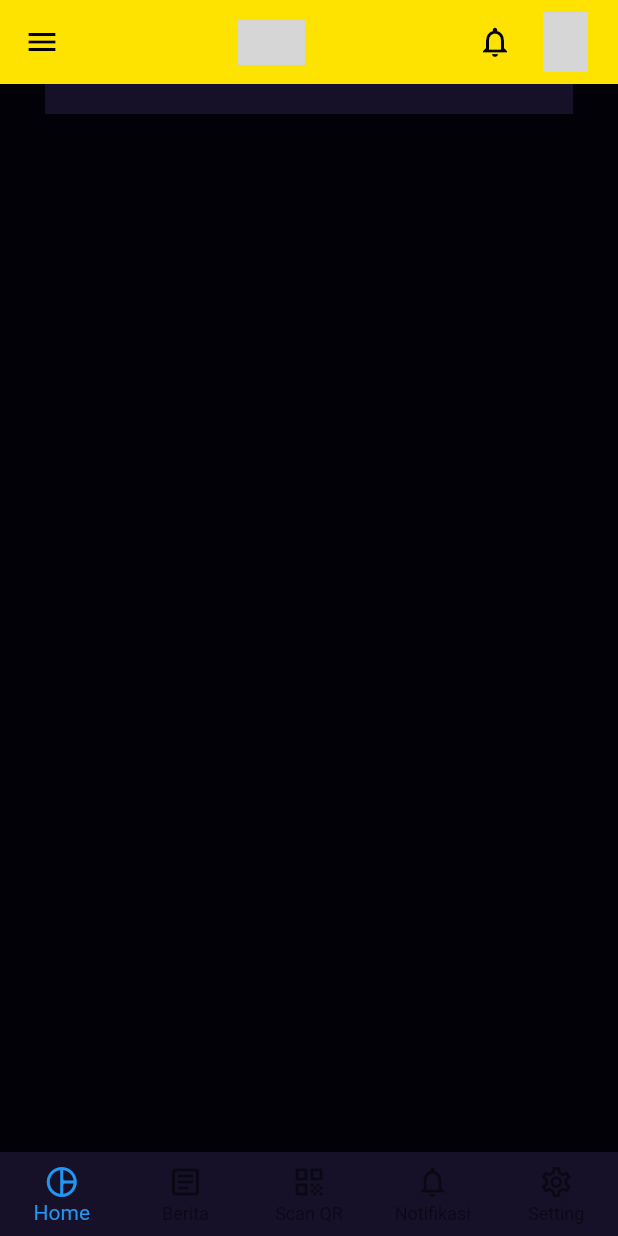
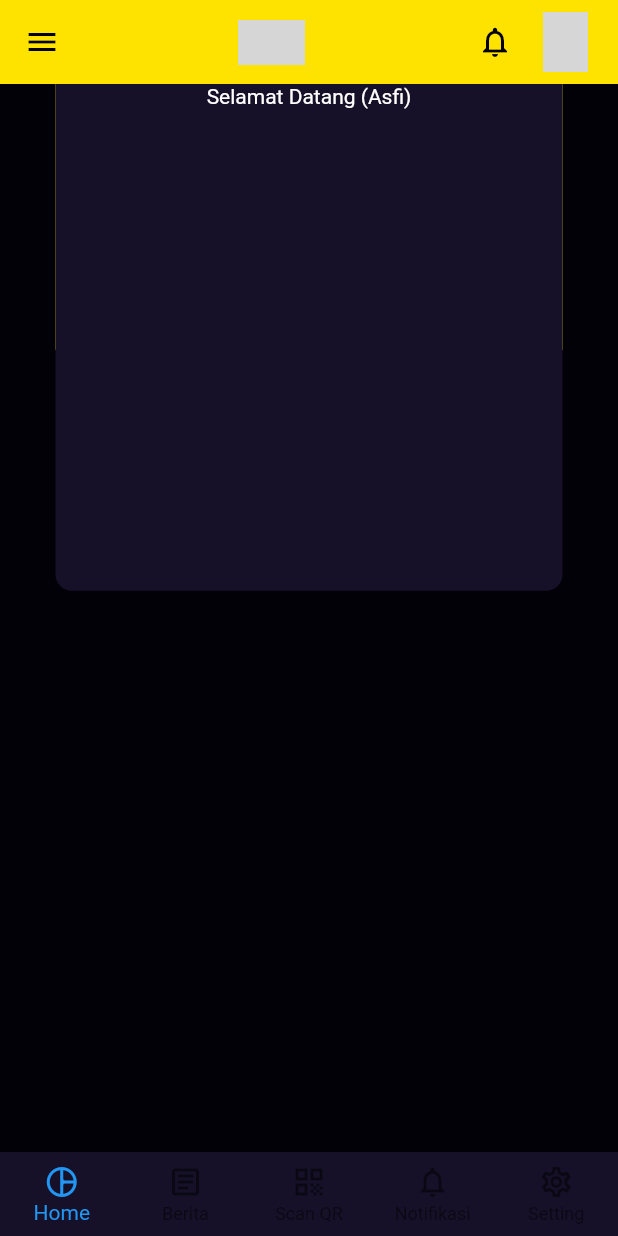
Before and after one commit to the-batu-ride/frond_end_rental, a Flutter app: the screen it shows after launch, on a phone screen of 412 x 824 dp. Run offline on Flutter 3.47's test engine with Material 2 defaults, Android fonts, the phone set to English and light mode, and no system bars; grey boxes are pictures that could not be loaded.

Commit message:
add-bottom-navigator

```diff
--- a/lib/screens/HomePage.dart
+++ b/lib/screens/HomePage.dart
@@ -1,6 +1,7 @@
 import 'package:flutter/material.dart';
 
 import '../constant/colors.dart';
+import '../widget/BottomMenu.dart';
 
 class HomePage extends StatefulWidget {
   const HomePage({super.key});
@@ -55,51 +56,48 @@ class _HomePageState extends State<HomePage> {
         ],
       ),
       body: Padding(
-        padding: const EdgeInsets.only(left: 30, right: 30),
+        padding: const EdgeInsets.only(left: 37, right: 37),
         child: Column(
           children: [
-            Container(
-              child: Column(
-                children: [
-                  Container(
-                    width: 1000,
-                    height: 20,
-                    decoration: BoxDecoration(
-                      color: darkpurpleColor,
+            Stack(
+              children: [
+                Positioned(
+                  child: Container(
+                    width: size.width * 1,
+                    height: size.height * 0.215,
+                    decoration: const BoxDecoration(
+                      color: primaryColor,
                     ),
-                  )
-                ],
-              ),
+                  ),
+                ),
+                Positioned(
+                  child: Center(
+                    child: Container(
+                      width: size.width * 0.83,
+                      height: size.height * 0.41,
+                      decoration: const BoxDecoration(
+                          color: darkpurpleColor,
+                          borderRadius: BorderRadius.only(
+                              bottomLeft: Radius.circular(11),
+                              bottomRight: Radius.circular(11))),
+                      child: const Column(
+                        children: [
+                          Text(
+                            "Selamat Datang (Asfi)",
+                            style: TextStyle(color: Colors.white),
+                            textAlign: TextAlign.left,
+                          )
+                        ],
+                      ),
+                    ),
+                  ),
+                ),
+              ],
             )
           ],
         ),
       ),
-      bottomNavigationBar: BottomNavigationBar(
-        backgroundColor: darkpurpleColor,
-        type: BottomNavigationBarType.fixed,
-        items: const <BottomNavigationBarItem>[
-          BottomNavigationBarItem(
-            icon: Icon(Icons.pie_chart_outline_rounded),
-            label: 'Home',
-          ),
-          BottomNavigationBarItem(
-            icon: Icon(Icons.article_outlined),
-            label: 'Berita',
-          ),
-          BottomNavigationBarItem(
-            icon: Icon(Icons.qr_code),
-            label: 'Scan QR',
-          ),
-          BottomNavigationBarItem(
-            icon: Icon(Icons.notifications_outlined),
-            label: 'Notifikasi',
-          ),
-          BottomNavigationBarItem(
-            icon: Icon(Icons.settings_outlined),
-            label: 'Setting',
-          ),
-        ],
-      ),
+      bottomNavigationBar: BottomMenu(),
     );
   }
 }
--- /dev/null
+++ b/lib/widget/BottomMenu.dart
@@ -0,0 +1,32 @@
+import 'package:flutter/material.dart';
+
+import '../constant/colors.dart';
+
+BottomNavigationBar BottomMenu() {
+  return BottomNavigationBar(
+    backgroundColor: darkpurpleColor,
+    type: BottomNavigationBarType.fixed,
+    items: const <BottomNavigationBarItem>[
+      BottomNavigationBarItem(
+        icon: Icon(Icons.pie_chart_outline_rounded),
+        label: 'Home',
+      ),
+      BottomNavigationBarItem(
+        icon: Icon(Icons.article_outlined),
+        label: 'Berita',
+      ),
+      BottomNavigationBarItem(
+        icon: Icon(Icons.qr_code),
+        label: 'Scan QR',
+      ),
+      BottomNavigationBarItem(
+        icon: Icon(Icons.notifications_outlined),
+        label: 'Notifikasi',
+      ),
+      BottomNavigationBarItem(
+        icon: Icon(Icons.settings_outlined),
+        label: 'Setting',
+      ),
+    ],
+  );
+}
```
